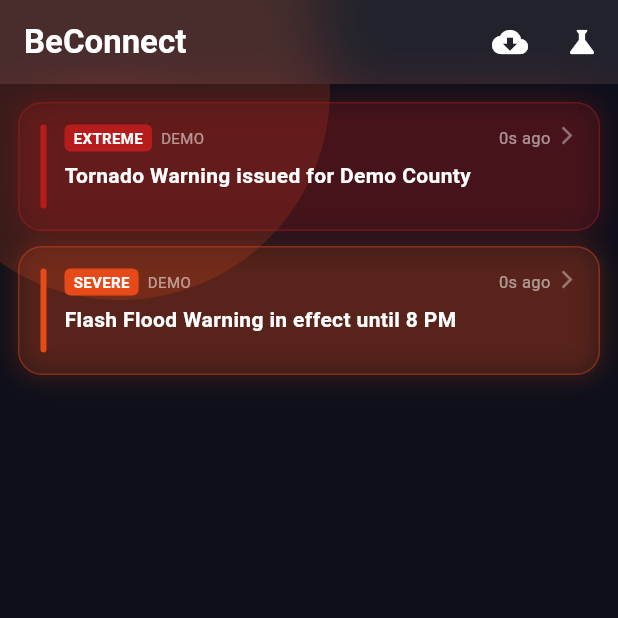
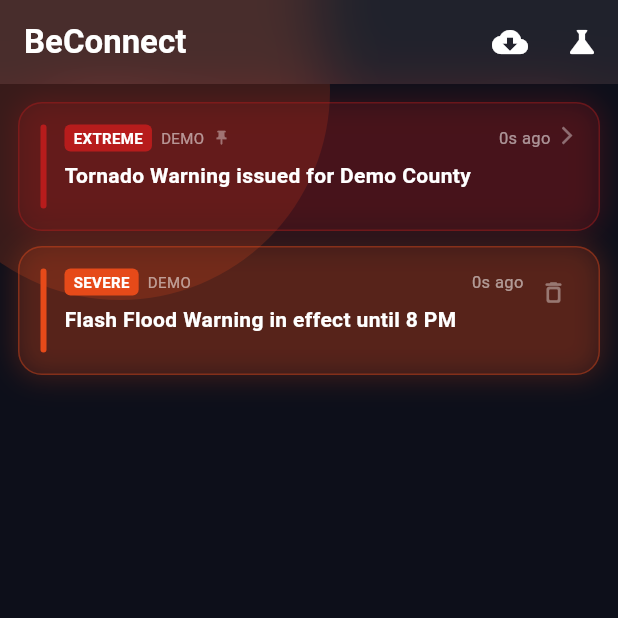
Before and after one commit to aadityad12/BeConnect3, a Flutter app: the screen it shows after launch, after a tap on the "cloud download" icon, after a tap on the "close" icon, after a tap on the "science" icon, on a phone screen of 412 x 824 dp, the top half of it. Run offline on Flutter 3.47's test engine with Material 3 defaults, Android fonts, the light colour scheme and no system bars; our stand-ins replace flutter_blue_plus, permission_handler, sqflite; missing offline and left inert: flutter_background_service; accounts and stored records are empty; network calls fail.

Commit message:
Added delete older alert functionality in button format

```diff
--- a/lib/data/alert_dao.dart
+++ b/lib/data/alert_dao.dart
@@ -55,6 +55,12 @@
         .toList();
   }
 
+  /// Deletes a single alert by its unique ID.
+  Future<void> deleteAlert(String alertId) async {
+    final db = await AlertDatabase.database;
+    await db.delete('alerts', where: 'alertId = ?', whereArgs: [alertId]);
+  }
+
   /// Deletes all but the 20 most recently fetched alerts.
   Future<void> pruneOldAlerts() async {
     final db = await AlertDatabase.database;
--- a/lib/ui/home_screen.dart
+++ b/lib/ui/home_screen.dart
@@ -102,6 +102,30 @@
     }
     BleScanner.stopScan();
     super.dispose();
+  }
+
+  // ── Delete alert ────────────────────────────────────────────────────────────
+
+  /// Deletes [alert] from the local database and removes it from the list.
+  ///
+  /// Business rule: the most recently received alert (index 0) must never be
+  /// deleted. This method is only ever called for index > 0.
+  Future<void> _deleteAlert(AlertPacket alert) async {
+    // Optimistic UI update — remove immediately so the list stays in sync
+    // with what the Dismissible already animated away.
+    setState(() => _alerts.removeWhere((a) => a.alertId == alert.alertId));
+
+    await _dao.deleteAlert(alert.alertId);
+
+    if (mounted) {
+      ScaffoldMessenger.of(context).showSnackBar(
+        SnackBar(
+          content: const Text('Alert deleted'),
+          behavior: SnackBarBehavior.floating,
+          duration: const Duration(seconds: 2),
+        ),
+      );
+    }
   }
 
   // ── Foreground BLE scan ─────────────────────────────────────────────────────
@@ -300,15 +324,32 @@
                   padding: const EdgeInsets.fromLTRB(12, 4, 12, 12),
                   sliver: SliverList(
                     delegate: SliverChildBuilderDelegate(
-                      (_, i) => _AlertCard(
-                        alert: _alerts[i],
+                      (_, i) {
+                        final alert = _alerts[i];
+                        final card = _AlertCard(
+                          alert: alert,
+                          isNewest: i == 0,
+                          onDelete: i == 0 ? null : () => _deleteAlert(alert),
                           onTap: () => Navigator.push(
                             context,
                             MaterialPageRoute(
-                            builder: (_) => AlertDetailScreen(alert: _alerts[i]),
+                              builder: (_) => AlertDetailScreen(alert: alert),
                             ),
                           ),
-                      ),
+                        );
+
+                        // Index 0 is the most recently received alert —
+                        // business rule prohibits deleting it.
+                        if (i == 0) return card;
+
+                        return Dismissible(
+                          key: ValueKey(alert.alertId),
+                          direction: DismissDirection.endToStart,
+                          background: const _DeleteBackground(),
+                          onDismissed: (_) => _deleteAlert(alert),
+                          child: card,
+                        );
+                      },
                       childCount: _alerts.length,
                     ),
                   ),
@@ -467,8 +508,15 @@
 class _AlertCard extends StatelessWidget {
   final AlertPacket alert;
   final VoidCallback onTap;
+  final bool isNewest;
+  final VoidCallback? onDelete;
 
-  const _AlertCard({required this.alert, required this.onTap});
+  const _AlertCard({
+    required this.alert,
+    required this.onTap,
+    this.isNewest = false,
+    this.onDelete,
+  });
 
   String _formatAge() {
     final age =
@@ -543,6 +591,11 @@
                                 style: TextStyle(
                                     color: Colors.white54, fontSize: 10)),
                           ],
+                          if (isNewest) ...[
+                            const SizedBox(width: 6),
+                            const Icon(Icons.push_pin,
+                                size: 11, color: Colors.white38),
+                          ],
                           const Spacer(),
                           Text(
                             _formatAge(),
@@ -564,9 +617,31 @@
                     ],
                   ),
                 ),
+                if (onDelete != null) ...[
+                  const SizedBox(width: 4),
+                  // Delete button — tap is consumed here and does NOT bubble
+                  // up to the parent InkWell, so navigation is unaffected.
+                  SizedBox(
+                    width: 32,
+                    height: 32,
+                    child: Material(
+                      color: Colors.transparent,
+                      child: InkWell(
+                        borderRadius: BorderRadius.circular(8),
+                        onTap: onDelete,
+                        child: const Icon(
+                          Icons.delete_outline_rounded,
+                          size: 18,
+                          color: Colors.white38,
+                        ),
+                      ),
+                    ),
+                  ),
+                ] else ...[
                   const SizedBox(width: 4),
                   const Icon(Icons.arrow_forward_ios,
                       size: 14, color: Colors.white38),
+                ],
               ],
             ),
           ),
@@ -575,3 +650,24 @@
     );
   }
 }
+
+// ─── Swipe-to-delete background ───────────────────────────────────────────────
+
+class _DeleteBackground extends StatelessWidget {
+  const _DeleteBackground();
+
+  @override
+  Widget build(BuildContext context) {
+    return Container(
+      // Mirror the margin from _AlertCard so the background aligns perfectly.
+      margin: const EdgeInsets.only(bottom: 10),
+      decoration: BoxDecoration(
+        color: Colors.red.shade700,
+        borderRadius: BorderRadius.circular(16),
+      ),
+      alignment: Alignment.centerRight,
+      padding: const EdgeInsets.only(right: 24),
+      child: const Icon(Icons.delete_rounded, color: Colors.white, size: 28),
+    );
+  }
+}
```
Lines whose indentation alone changed are shown as unchanged.
